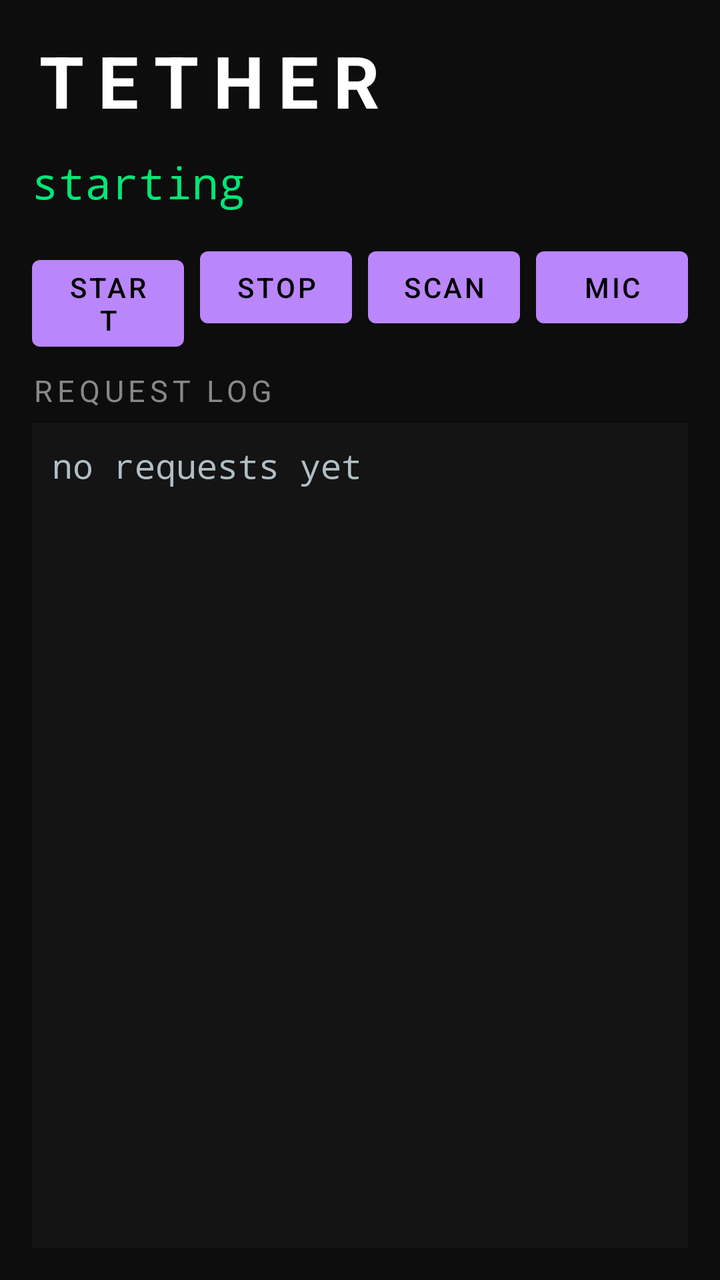
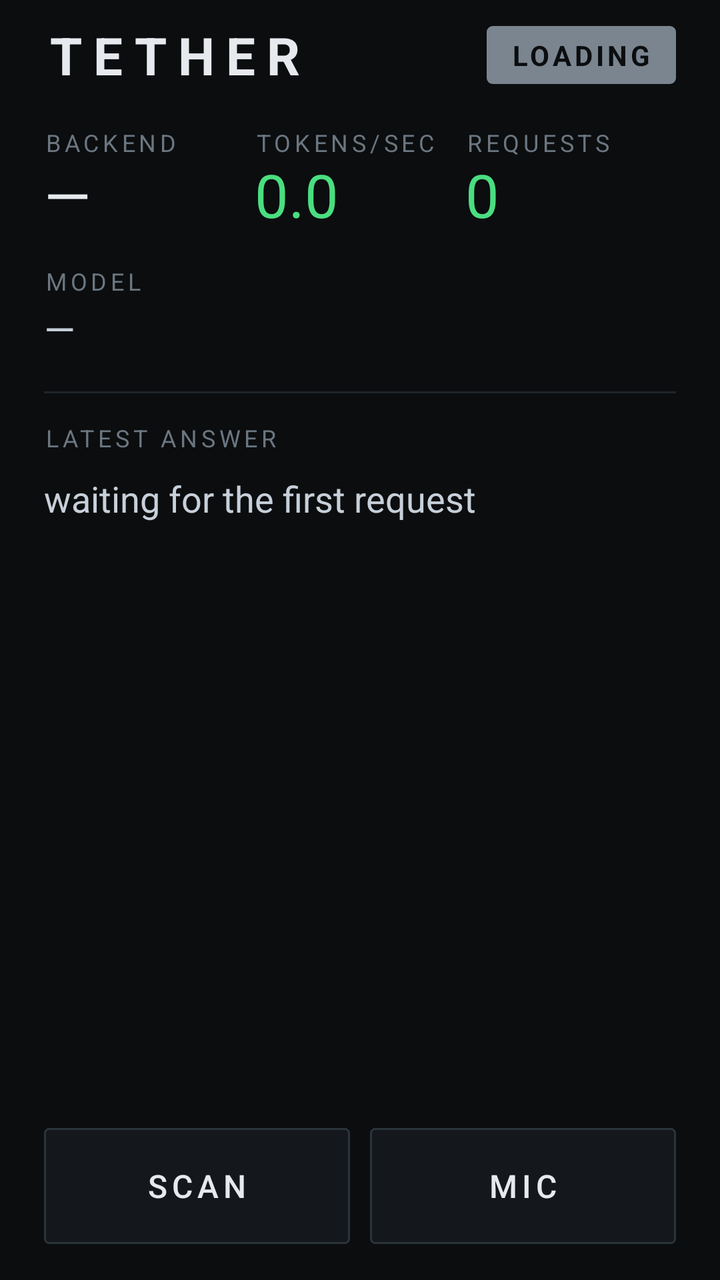

Screens rendered from an Android XML layout before and after an edit, with the pre-edit source and the edit as a unified diff.
<!-- AndroidManifest.xml: application theme Theme.Tether -->
<!-- res/layout/activity_main.xml -->
<?xml version="1.0" encoding="utf-8"?>
<LinearLayout xmlns:android="http://schemas.android.com/apk/res/android"
    android:layout_width="match_parent"
    android:layout_height="match_parent"
    android:orientation="vertical"
    android:background="#0D0D0D"
    android:padding="16dp">

    <TextView
        android:layout_width="wrap_content"
        android:layout_height="wrap_content"
        android:text="TETHER"
        android:textColor="#FFFFFF"
        android:textSize="36sp"
        android:textStyle="bold"
        android:letterSpacing="0.2"
        android:paddingBottom="12dp" />

    <TextView
        android:id="@+id/statusText"
        android:layout_width="match_parent"
        android:layout_height="wrap_content"
        android:fontFamily="monospace"
        android:lineSpacingMultiplier="1.2"
        android:textColor="#00E676"
        android:textSize="22sp"
        android:text="starting" />

    <LinearLayout
        android:layout_width="match_parent"
        android:layout_height="wrap_content"
        android:orientation="horizontal"
        android:paddingTop="14dp"
        android:paddingBottom="10dp">

        <Button
            android:id="@+id/startBtn"
            android:layout_width="0dp"
            android:layout_weight="1"
            android:layout_height="wrap_content"
            android:layout_marginEnd="8dp"
            android:text="START" />

        <Button
            android:id="@+id/stopBtn"
            android:layout_width="0dp"
            android:layout_weight="1"
            android:layout_height="wrap_content"
            android:layout_marginEnd="8dp"
            android:text="STOP" />

        <Button
            android:id="@+id/scanBtn"
            android:layout_width="0dp"
            android:layout_weight="1"
            android:layout_height="wrap_content"
            android:layout_marginEnd="8dp"
            android:text="SCAN" />

        <Button
            android:id="@+id/micBtn"
            android:layout_width="0dp"
            android:layout_weight="1"
            android:layout_height="wrap_content"
            android:text="MIC" />

    </LinearLayout>

    <TextView
        android:layout_width="match_parent"
        android:layout_height="wrap_content"
        android:text="REQUEST LOG"
        android:textColor="#888888"
        android:textSize="15sp"
        android:letterSpacing="0.15"
        android:paddingBottom="6dp" />

    <ScrollView
        android:id="@+id/logScroll"
        android:layout_width="match_parent"
        android:layout_height="0dp"
        android:layout_weight="1"
        android:background="#141414"
        android:padding="10dp"
        android:scrollbars="vertical">

        <TextView
            android:id="@+id/logText"
            android:layout_width="match_parent"
            android:layout_height="wrap_content"
            android:fontFamily="monospace"
            android:textColor="#B0BEC5"
            android:textSize="17sp"
            android:text="no requests yet" />

    </ScrollView>

</LinearLayout>
<!-- resources referenced by this layout -->
<resources>
  <style name="Theme.Tether" parent="Theme.MaterialComponents.NoActionBar">
          <item name="android:statusBarColor">#0D0D0D</item>
          <item name="android:navigationBarColor">#0D0D0D</item>
          <item name="android:windowBackground">#0D0D0D</item>
      </style>
</resources>

<!-- the commit's change to res/layout/activity_main.xml (unified diff, before → after) -->
@@ -2,97 +2,190 @@
 <LinearLayout xmlns:android="http://schemas.android.com/apk/res/android"
     android:layout_width="match_parent"
     android:layout_height="match_parent"
+    android:background="#0B0D0F"
+    android:fitsSystemWindows="true"
     android:orientation="vertical"
-    android:background="#0D0D0D"
-    android:padding="16dp">
+    android:paddingStart="22dp"
+    android:paddingEnd="22dp"
+    android:paddingTop="10dp"
+    android:paddingBottom="18dp">
 
-    <TextView
-        android:layout_width="wrap_content"
-        android:layout_height="wrap_content"
-        android:text="TETHER"
-        android:textColor="#FFFFFF"
-        android:textSize="36sp"
-        android:textStyle="bold"
-        android:letterSpacing="0.2"
-        android:paddingBottom="12dp" />
-
-    <TextView
-        android:id="@+id/statusText"
-        android:layout_width="match_parent"
-        android:layout_height="wrap_content"
-        android:fontFamily="monospace"
-        android:lineSpacingMultiplier="1.2"
-        android:textColor="#00E676"
-        android:textSize="22sp"
-        android:text="starting" />
-
+    
     <LinearLayout
         android:layout_width="match_parent"
         android:layout_height="wrap_content"
+        android:gravity="center_vertical"
         android:orientation="horizontal"
-        android:paddingTop="14dp"
-        android:paddingBottom="10dp">
+        android:paddingBottom="18dp">
 
-        <Button
-            android:id="@+id/startBtn"
+        <TextView
             android:layout_width="0dp"
+            android:layout_height="wrap_content"
             android:layout_weight="1"
+            android:letterSpacing="0.22"
+            android:text="TETHER"
+            android:textColor="#E6EAEE"
+            android:textSize="26sp"
+            android:textStyle="bold" />
+
+        <TextView
+            android:id="@+id/statusPill"
+            android:layout_width="wrap_content"
             android:layout_height="wrap_content"
-            android:layout_marginEnd="8dp"
-            android:text="START" />
+            android:background="@drawable/pill_bg"
+            android:backgroundTint="#7A8590"
+            android:letterSpacing="0.12"
+            android:paddingStart="12dp"
+            android:paddingEnd="12dp"
+            android:paddingTop="5dp"
+            android:paddingBottom="5dp"
+            android:text="LOADING"
+            android:textColor="#0B0D0F"
+            android:textSize="14sp"
+            android:textStyle="bold" />
 
-        <Button
-            android:id="@+id/stopBtn"
+    </LinearLayout>
+
+    
+    <LinearLayout
+        android:layout_width="match_parent"
+        android:layout_height="wrap_content"
+        android:orientation="horizontal">
+
+        <LinearLayout
             android:layout_width="0dp"
+            android:layout_height="wrap_content"
             android:layout_weight="1"
+            android:orientation="vertical">
+
+            <TextView
+                style="@style/MetricLabel"
+                android:text="BACKEND" />
+
+            <TextView
+                android:id="@+id/backendValue"
+                style="@style/MetricValue"
+                android:text="—" />
+        </LinearLayout>
+
+        <LinearLayout
+            android:layout_width="0dp"
             android:layout_height="wrap_content"
-            android:layout_marginEnd="8dp"
-            android:text="STOP" />
+            android:layout_weight="1"
+            android:orientation="vertical">
 
-        <Button
-            android:id="@+id/scanBtn"
+            <TextView
+                style="@style/MetricLabel"
+                android:text="TOKENS/SEC" />
+
+            <TextView
+                android:id="@+id/tpsValue"
+                style="@style/MetricValue"
+                android:textColor="#4ADE80"
+                android:text="0.0" />
+        </LinearLayout>
+
+        <LinearLayout
             android:layout_width="0dp"
+            android:layout_height="wrap_content"
             android:layout_weight="1"
-            android:layout_height="wrap_content"
-            android:layout_marginEnd="8dp"
-            android:text="SCAN" />
+            android:orientation="vertical">
 
-        <Button
-            android:id="@+id/micBtn"
-            android:layout_width="0dp"
-            android:layout_weight="1"
-            android:layout_height="wrap_content"
-            android:text="MIC" />
+            <TextView
+                style="@style/MetricLabel"
+                android:text="REQUESTS" />
+
+            <TextView
+                android:id="@+id/requestsValue"
+                style="@style/MetricValue"
+                android:textColor="#4ADE80"
+                android:text="0" />
+        </LinearLayout>
 
     </LinearLayout>
 
     <TextView
+        style="@style/MetricLabel"
+        android:layout_marginTop="16dp"
+        android:text="MODEL" />
+
+    <TextView
+        android:id="@+id/modelValue"
         android:layout_width="match_parent"
         android:layout_height="wrap_content"
-        android:text="REQUEST LOG"
-        android:textColor="#888888"
-        android:textSize="15sp"
-        android:letterSpacing="0.15"
-        android:paddingBottom="6dp" />
+        android:fontFeatureSettings="tnum"
+        android:singleLine="true"
+        android:ellipsize="end"
+        android:text="—"
+        android:textColor="#C7D0D9"
+        android:textSize="20sp" />
 
+    <View
+        android:layout_width="match_parent"
+        android:layout_height="1dp"
+        android:layout_marginTop="18dp"
+        android:layout_marginBottom="14dp"
+        android:background="#1E252B" />
+
+    <TextView
+        style="@style/MetricLabel"
+        android:text="LATEST ANSWER" />
+
+    
     <ScrollView
-        android:id="@+id/logScroll"
+        android:id="@+id/answerScroll"
         android:layout_width="match_parent"
         android:layout_height="0dp"
         android:layout_weight="1"
-        android:background="#141414"
-        android:padding="10dp"
+        android:layout_marginTop="8dp"
+        android:clipToPadding="false"
         android:scrollbars="vertical">
 
         <TextView
-            android:id="@+id/logText"
+            android:id="@+id/answerText"
             android:layout_width="match_parent"
             android:layout_height="wrap_content"
-            android:fontFamily="monospace"
-            android:textColor="#B0BEC5"
-            android:textSize="17sp"
-            android:text="no requests yet" />
+            android:lineSpacingMultiplier="1.4"
+            android:paddingBottom="12dp"
+            android:text="waiting for the first request"
+            android:textColor="#C7D0D9"
+            android:textSize="18sp" />
 
     </ScrollView>
 
+    
+    <LinearLayout
+        android:layout_width="match_parent"
+        android:layout_height="wrap_content"
+        android:layout_marginTop="14dp"
+        android:orientation="horizontal">
+
+        
+        <androidx.appcompat.widget.AppCompatButton
+            android:id="@+id/scanBtn"
+            android:layout_width="0dp"
+            android:layout_height="58dp"
+            android:layout_marginEnd="10dp"
+            android:layout_weight="1"
+            android:background="@drawable/btn_bg"
+            android:letterSpacing="0.14"
+            android:stateListAnimator="@null"
+            android:text="SCAN"
+            android:textColor="#E6EAEE"
+            android:textSize="16sp" />
+
+        <androidx.appcompat.widget.AppCompatButton
+            android:id="@+id/micBtn"
+            android:layout_width="0dp"
+            android:layout_height="58dp"
+            android:layout_weight="1"
+            android:background="@drawable/btn_bg"
+            android:letterSpacing="0.14"
+            android:stateListAnimator="@null"
+            android:text="MIC"
+            android:textColor="#E6EAEE"
+            android:textSize="16sp" />
+
+    </LinearLayout>
+
 </LinearLayout>
<!-- resource entries referenced after the edit -->
@@ -1,5 +1,38 @@
 <!-- resources referenced by this layout -->
 <resources>
+  <!-- drawable btn_bg (drawable) -->
+  <?xml version="1.0" encoding="utf-8"?>
+  <shape xmlns:android="http://schemas.android.com/apk/res/android"
+      android:shape="rectangle">
+      <solid android:color="#14181C" />
+      <stroke
+          android:width="1dp"
+          android:color="#2B333B" />
+      <corners android:radius="2dp" />
+  </shape>
+  <!-- drawable pill_bg (drawable) -->
+  <?xml version="1.0" encoding="utf-8"?>
+  <shape xmlns:android="http://schemas.android.com/apk/res/android"
+      android:shape="rectangle">
+      <solid android:color="#FFFFFF" />
+      <corners android:radius="3dp" />
+  </shape>
+  <style name="MetricLabel">
+          <item name="android:layout_width">wrap_content</item>
+          <item name="android:layout_height">wrap_content</item>
+          <item name="android:textSize">12sp</item>
+          <item name="android:textColor">#6B7680</item>
+          <item name="android:letterSpacing">0.16</item>
+          <item name="android:paddingBottom">2dp</item>
+      </style>
+  <style name="MetricValue">
+          <item name="android:layout_width">wrap_content</item>
+          <item name="android:layout_height">wrap_content</item>
+          <item name="android:textSize">30sp</item>
+          <item name="android:textColor">#E6EAEE</item>
+          <item name="android:fontFeatureSettings">tnum</item>
+          <item name="android:includeFontPadding">false</item>
+      </style>
   <style name="Theme.Tether" parent="Theme.MaterialComponents.NoActionBar">
           <item name="android:statusBarColor">#0D0D0D</item>
           <item name="android:navigationBarColor">#0D0D0D</item>
